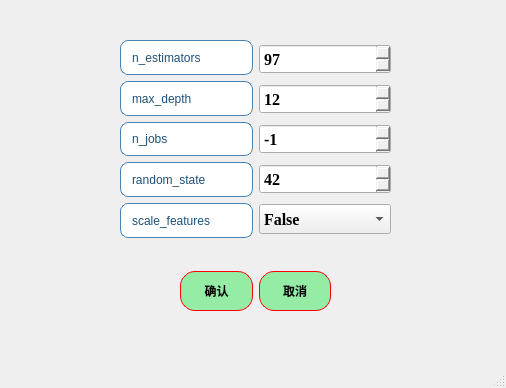
Qt form ui/algorithms5_ET_para.ui (azhongege24/predict_first) before a commit.
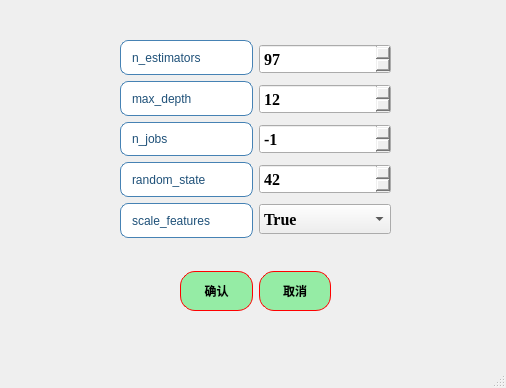
The same form after that commit.

```diff
--- a/ui/algorithms5_ET_para.ui
+++ b/ui/algorithms5_ET_para.ui
@@ -325,7 +325,7 @@
          </property>
          <item>
           <property name="text">
-           <string>False</string>
+           <string>True</string>
           </property>
          </item>
          <item>
```
Left out of the diff: 2 changed lines with no effect on the pictures.
